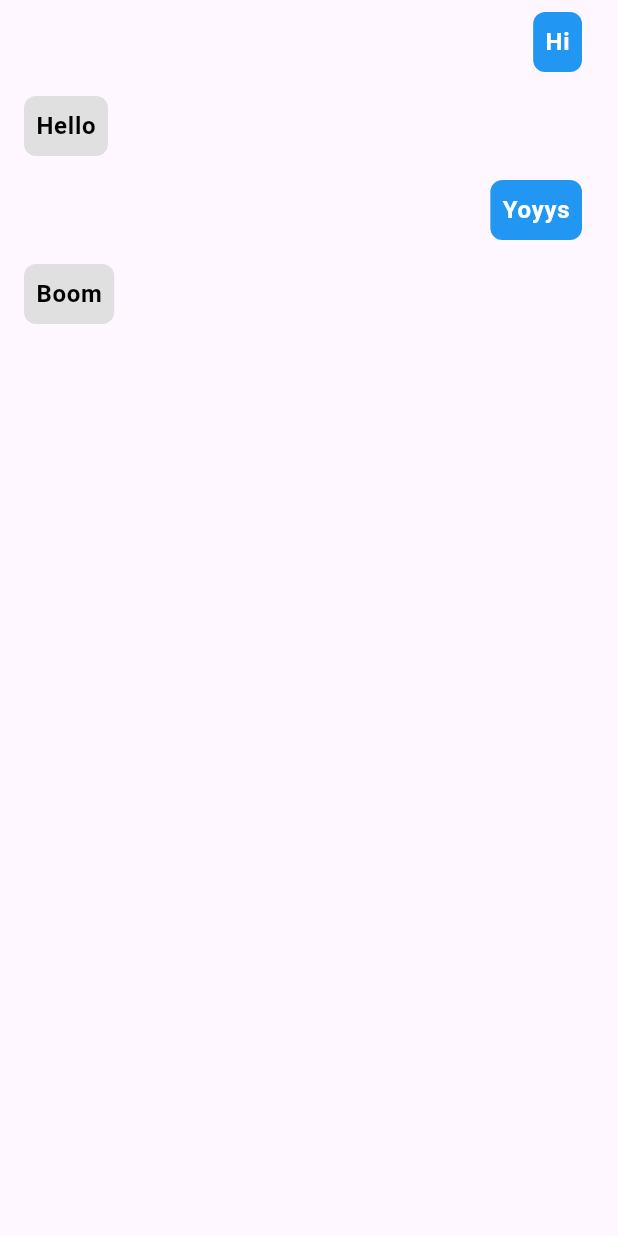
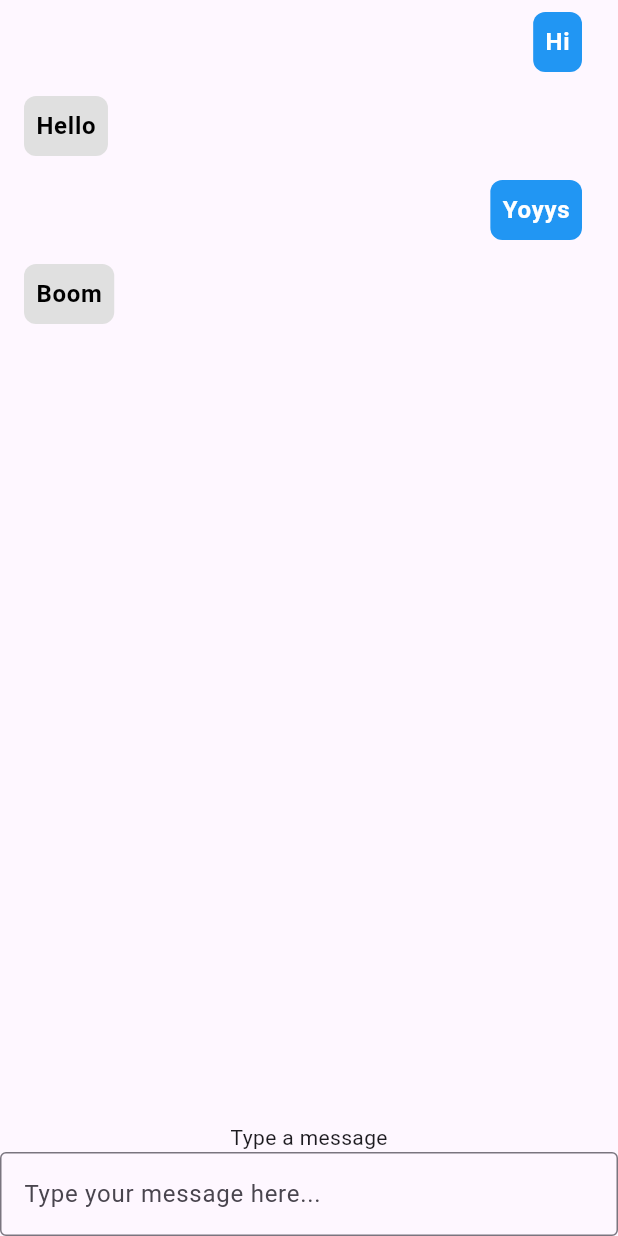
Before and after one commit to ahmedsilinii/chatbot, a Flutter app: the screen it shows after launch, on a phone screen of 412 x 824 dp. Run offline on Flutter 3.47's test engine with Material 3 defaults, Android fonts, the phone set to English and light mode, and no system bars.

Commit message:
added textfield

```diff
--- a/lib/my_home_page.dart
+++ b/lib/my_home_page.dart
@@ -11,7 +11,6 @@ class MyHomePage extends StatefulWidget {
 }
 
 class _MyHomePageState extends State<MyHomePage> {
-
   final List<Message> _messages = [
     Message(text: "Hi", isUser: true),
     Message(text: "Hello", isUser: false),
@@ -31,14 +30,18 @@ class _MyHomePageState extends State<MyHomePage> {
                 final message = _messages[index];
                 return ListTile(
                   title: Align(
-                    alignment: message.isUser ? Alignment.centerRight : Alignment.centerLeft,
+                    alignment:
+                        message.isUser
+                            ? Alignment.centerRight
+                            : Alignment.centerLeft,
                     child: Container(
                       padding: const EdgeInsets.all(8.0),
                       decoration: BoxDecoration(
                         color: message.isUser ? Colors.blue : Colors.grey[300],
                         borderRadius: BorderRadius.circular(8.0),
                       ),
-                      child: Text(message.text,
+                      child: Text(
+                        message.text,
                         style: TextStyle(
                           color: message.isUser ? Colors.white : Colors.black,
                           fontWeight: FontWeight.bold,
@@ -50,7 +53,18 @@ class _MyHomePageState extends State<MyHomePage> {
               },
             ),
           ),
-
+          Text("Type a message"),
+          TextField(
+            decoration: InputDecoration(
+              border: OutlineInputBorder(),
+              hintText: 'Type your message here...',
+            ),
+            onSubmitted: (text) {
+              setState(() {
+                _messages.add(Message(text: text, isUser: true));
+              });
+            },
+          ),
         ],
       ),
     );
```
